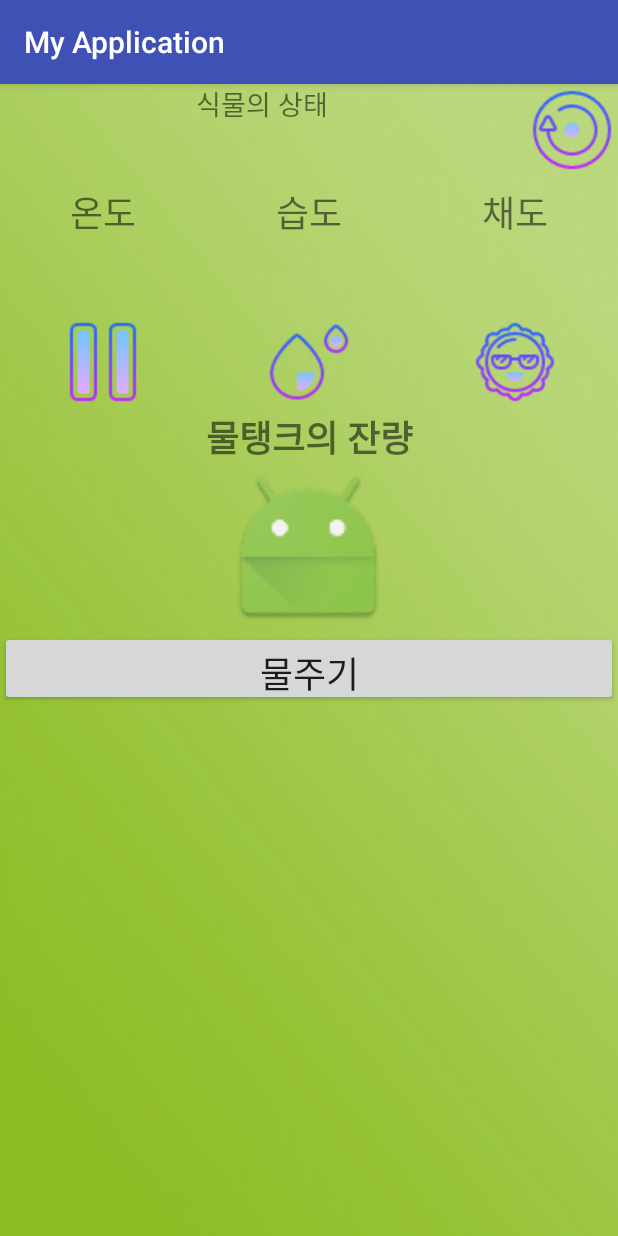
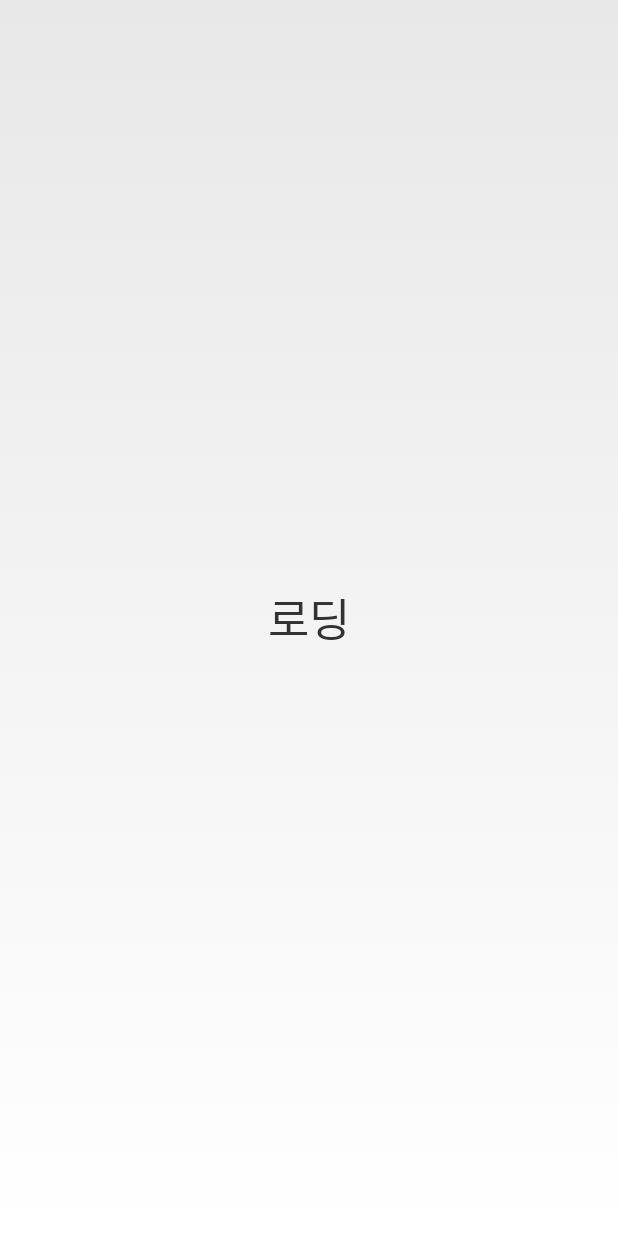
Before and after one commit to dnwlgks/gradualproject, an Android app: the first screen one second after launch (MainActivity before the commit, splashActivity after it), on a phone screen of 412 x 824 dp. Run offline under Robolectric (Android 15) with nearby library versions, the phone set to English and light mode, and no system bars.

Commit message:
프로젝트 splashActivity 추가

```diff
--- a/app/src/main/java/com/example/kimsaekwang/myapplication/MainActivity.java
+++ b/app/src/main/java/com/example/kimsaekwang/myapplication/MainActivity.java
@@ -3,17 +3,15 @@ package com.example.kimsaekwang.myapplication;
 import android.os.Bundle;
 import android.support.v7.app.AppCompatActivity;
 import android.view.View;
-import android.widget.ImageView;
-import android.widget.TextView;
 
 public class MainActivity extends AppCompatActivity {
 
-    TextView temp = (TextView) findViewById(R.id.temp);
+  /*  TextView temp = (TextView) findViewById(R.id.temp);
     TextView humi = (TextView) findViewById(R.id.humi);
     TextView chor = (TextView) findViewById(R.id.chr);
     TextView stat = (TextView) findViewById(R.id.status);
     ImageView waterbottle=(ImageView)findViewById(R.id.waterbottle);
-
+*/
     @Override
     protected void onCreate(Bundle savedInstanceState) {
         super.onCreate(savedInstanceState);
--- /dev/null
+++ b/app/src/main/java/com/example/kimsaekwang/myapplication/splashActivity.java
@@ -0,0 +1,30 @@
+package com.example.kimsaekwang.myapplication;
+
+import android.app.Activity;
+import android.content.Intent;
+import android.os.Bundle;
+import android.os.Handler;
+
+/**
+ * Created by KimSaeKwang on 2017-05-01.
+ */
+
+public class splashActivity extends Activity {
+    @Override
+    protected void onCreate(Bundle savedInstanceState){
+        super.onCreate(savedInstanceState);
+        setContentView(R.layout.activity_loading);
+        startLoading();
+    }
+    private void startLoading() {
+        Handler handler = new Handler();
+        handler.postDelayed(new Runnable() {
+            @Override
+            public void run() {
+                Intent intent = new Intent(getBaseContext(), MainActivity.class);
+                startActivity(intent);
+                finish();
+            }
+        }, 2000);
+    }
+}
--- /dev/null
+++ b/app/src/main/res/layout/activity_loading.xml
@@ -0,0 +1,14 @@
+<?xml version="1.0" encoding="utf-8"?>
+<LinearLayout xmlns:android="http://schemas.android.com/apk/res/android"
+    android:orientation="vertical" android:layout_width="match_parent"
+    android:layout_height="match_parent"
+    android:gravity="center_vertical">
+
+    <TextView
+        android:layout_width="wrap_content"
+        android:layout_height="wrap_content"
+        android:text="로딩"
+        android:layout_gravity="center_horizontal"
+        android:textSize="30dp" />
+
+</LinearLayout>
--- a/app/src/main/res/layout/activity_main.xml
+++ b/app/src/main/res/layout/activity_main.xml
@@ -10,9 +10,7 @@
         android:layout_width="wrap_content"
         android:layout_height="wrap_content"
         android:background="@drawable/image"
-        android:orientation="vertical"
-        tools:layout_editor_absoluteX="0dp"
-        tools:layout_editor_absoluteY="0dp">
+        android:orientation="vertical">
 
         <LinearLayout
             android:layout_width="match_parent"
```
Also changed, not shown: app/src/main/AndroidManifest.xml (+6 -1 lines), app/src/main/res/drawable/splash.jpg (added).
